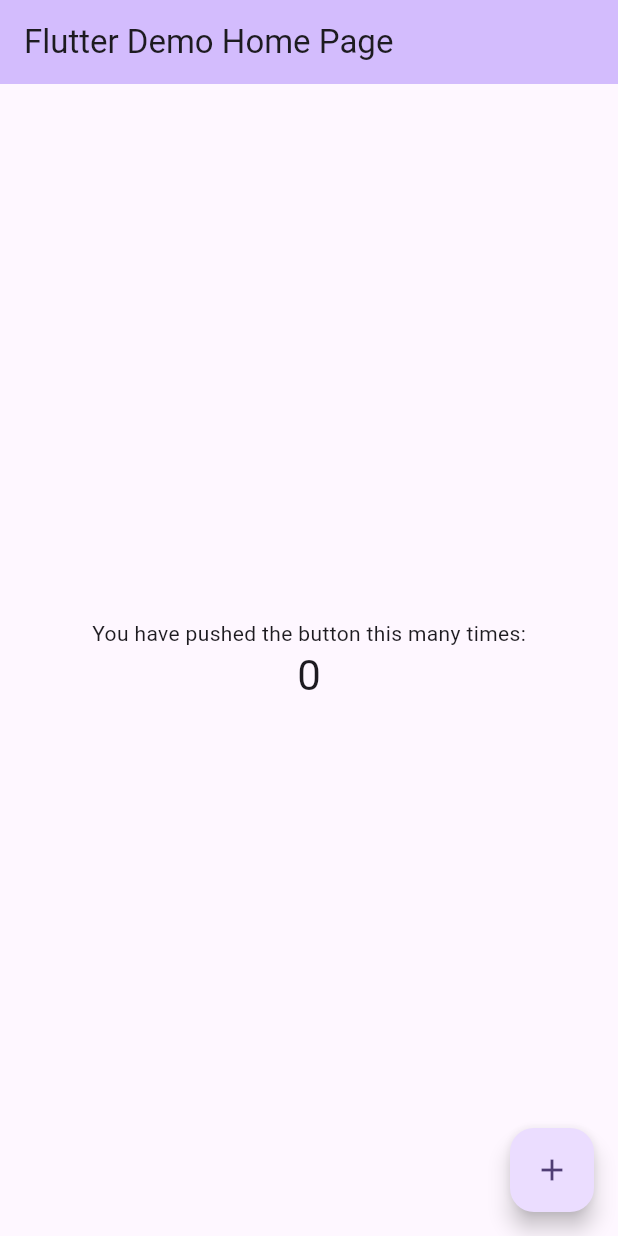
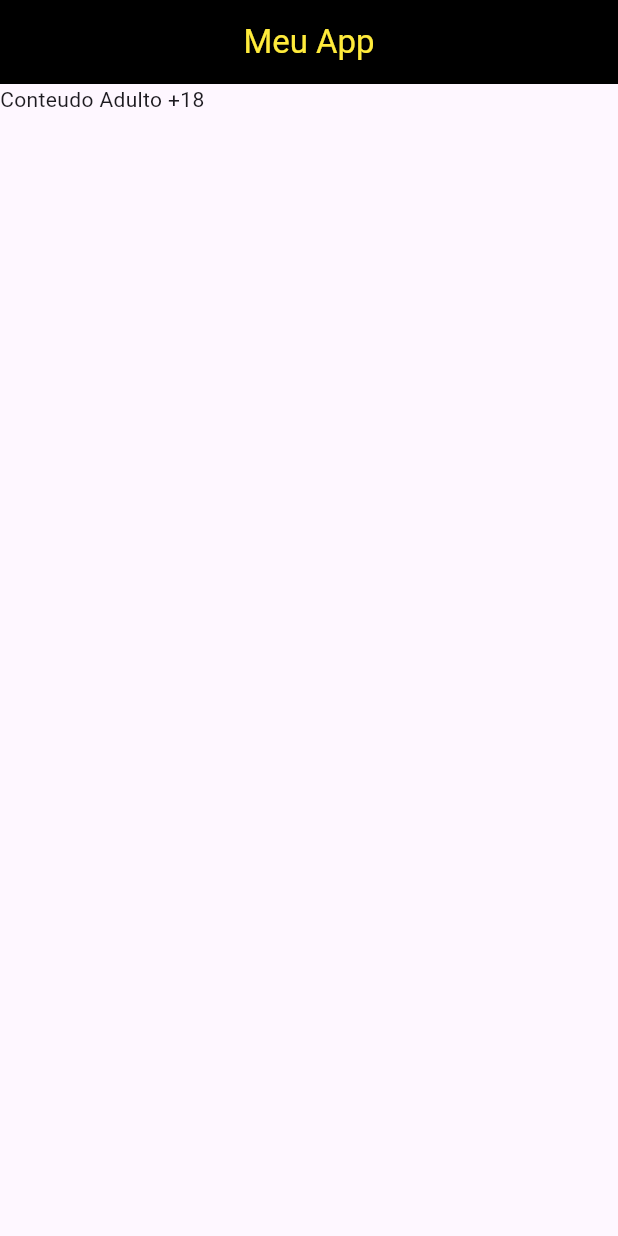
Before and after one commit to yBl4ck/Programacao-Mobile-1, a Flutter app: the screen it shows after launch, on a phone screen of 412 x 824 dp. Run offline on Flutter 3.47's test engine with Material 3 defaults, Android fonts, the phone set to English and light mode, and no system bars.

Commit message:
primer commit

```diff
--- a/lib/main.dart
+++ b/lib/main.dart
@@ -1,125 +1,25 @@
 import 'package:flutter/material.dart';
 
-void main() {
-  runApp(const MyApp());
+void main (){
+  runApp(aplicativo());
 }
+class aplicativo extends StatelessWidget {
+  const aplicativo({super.key});
 
-class MyApp extends StatelessWidget {
-  const MyApp({super.key});
-
-  // This widget is the root of your application.
   @override
   Widget build(BuildContext context) {
     return MaterialApp(
-      title: 'Flutter Demo',
-      theme: ThemeData(
-        // This is the theme of your application.
-        //
-        // TRY THIS: Try running your application with "flutter run". You'll see
-        // the application has a purple toolbar. Then, without quitting the app,
-        // try changing the seedColor in the colorScheme below to Colors.green
-        // and then invoke "hot reload" (save your changes or press the "hot
-        // reload" button in a Flutter-supported IDE, or press "r" if you used
-        // the command line to start the app).
-        //
-        // Notice that the counter didn't reset back to zero; the application
-        // state is not lost during the reload. To reset the state, use hot
-        // restart instead.
-        //
-        // This works for code too, not just values: Most code changes can be
-        // tested with just a hot reload.
-        colorScheme: ColorScheme.fromSeed(seedColor: Colors.deepPurple),
-        useMaterial3: true,
+      debugShowCheckedModeBanner: false,
+      home: Scaffold(
+        appBar:AppBar(
+          title: Text("Meu App"),
+          centerTitle: true,
+          foregroundColor: Colors.yellow,
+          backgroundColor: Colors.black,
+        ) ,
+        body: Text("Conteudo Adulto +18"),
+
       ),
-      home: const MyHomePage(title: 'Flutter Demo Home Page'),
-    );
-  }
+      );
 }
-
-class MyHomePage extends StatefulWidget {
-  const MyHomePage({super.key, required this.title});
-
-  // This widget is the home page of your application. It is stateful, meaning
-  // that it has a State object (defined below) that contains fields that affect
-  // how it looks.
-
-  // This class is the configuration for the state. It holds the values (in this
-  // case the title) provided by the parent (in this case the App widget) and
-  // used by the build method of the State. Fields in a Widget subclass are
-  // always marked "final".
-
-  final String title;
-
-  @override
-  State<MyHomePage> createState() => _MyHomePageState();
 }
-
-class _MyHomePageState extends State<MyHomePage> {
-  int _counter = 0;
-
-  void _incrementCounter() {
-    setState(() {
-      // This call to setState tells the Flutter framework that something has
-      // changed in this State, which causes it to rerun the build method below
-      // so that the display can reflect the updated values. If we changed
-      // _counter without calling setState(), then the build method would not be
-      // called again, and so nothing would appear to happen.
-      _counter++;
-    });
-  }
-
-  @override
-  Widget build(BuildContext context) {
-    // This method is rerun every time setState is called, for instance as done
-    // by the _incrementCounter method above.
-    //
-    // The Flutter framework has been optimized to make rerunning build methods
-    // fast, so that you can just rebuild anything that needs updating rather
-    // than having to individually change instances of widgets.
-    return Scaffold(
-      appBar: AppBar(
-        // TRY THIS: Try changing the color here to a specific color (to
-        // Colors.amber, perhaps?) and trigger a hot reload to see the AppBar
-        // change color while the other colors stay the same.
-        backgroundColor: Theme.of(context).colorScheme.inversePrimary,
-        // Here we take the value from the MyHomePage object that was created by
-        // the App.build method, and use it to set our appbar title.
-        title: Text(widget.title),
-      ),
-      body: Center(
-        // Center is a layout widget. It takes a single child and positions it
-        // in the middle of the parent.
-        child: Column(
-          // Column is also a layout widget. It takes a list of children and
-          // arranges them vertically. By default, it sizes itself to fit its
-          // children horizontally, and tries to be as tall as its parent.
-          //
-          // Column has various properties to control how it sizes itself and
-          // how it positions its children. Here we use mainAxisAlignment to
-          // center the children vertically; the main axis here is the vertical
-          // axis because Columns are vertical (the cross axis would be
-          // horizontal).
-          //
-          // TRY THIS: Invoke "debug painting" (choose the "Toggle Debug Paint"
-          // action in the IDE, or press "p" in the console), to see the
-          // wireframe for each widget.
-          mainAxisAlignment: MainAxisAlignment.center,
-          children: <Widget>[
-            const Text(
-              'You have pushed the button this many times:',
-            ),
-            Text(
-              '$_counter',
-              style: Theme.of(context).textTheme.headlineMedium,
-            ),
-          ],
-        ),
-      ),
-      floatingActionButton: FloatingActionButton(
-        onPressed: _incrementCounter,
-        tooltip: 'Increment',
-        child: const Icon(Icons.add),
-      ), // This trailing comma makes auto-formatting nicer for build methods.
-    );
-  }
-}
```
